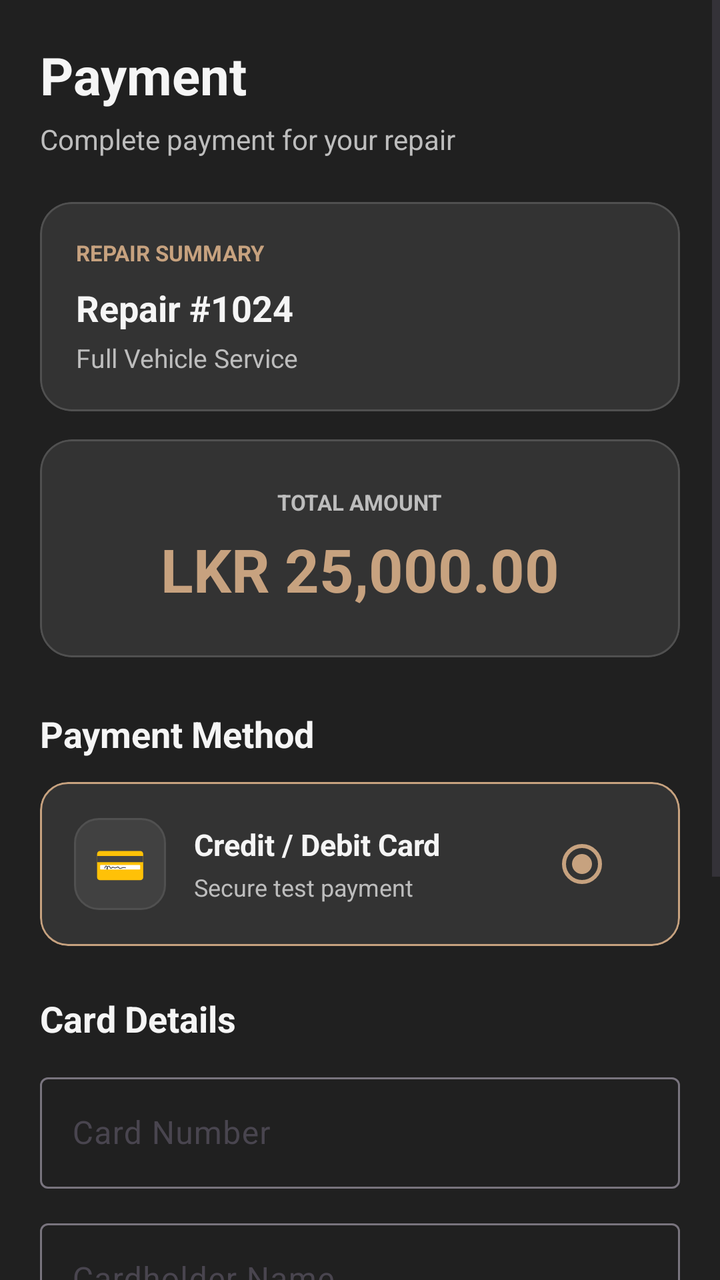
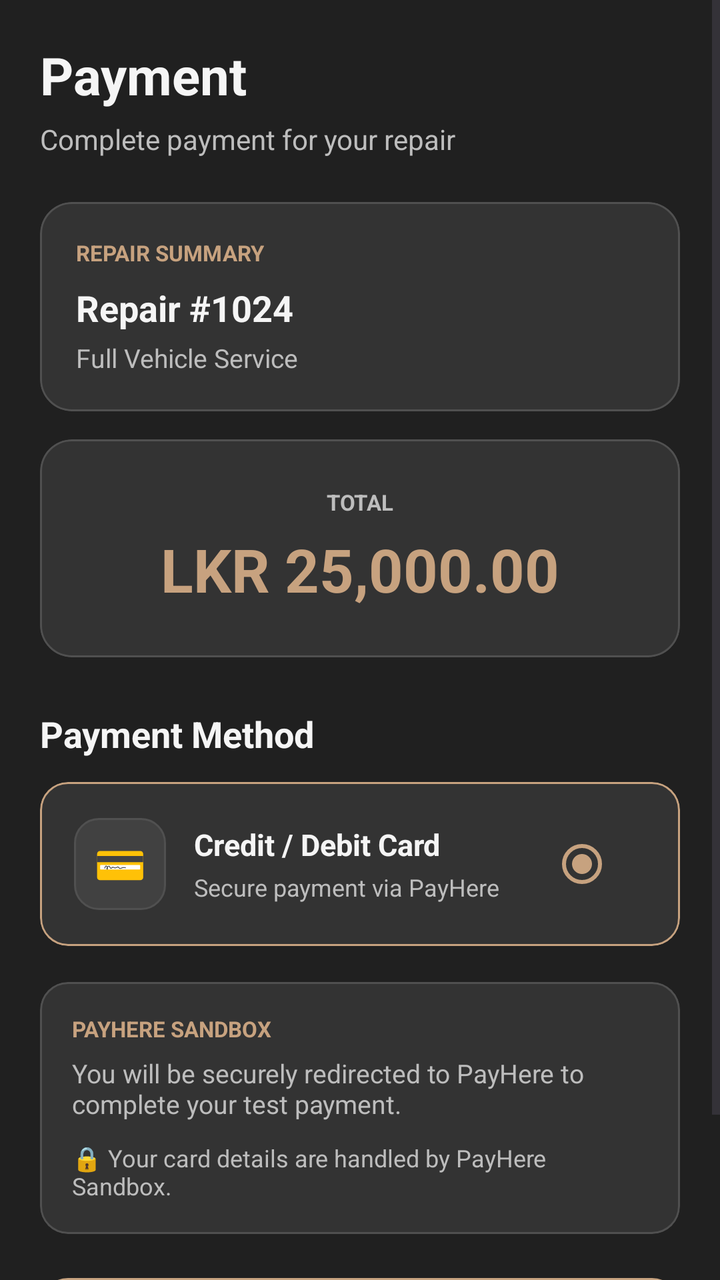

An Android layout rendered at two revisions. The XML below is the earlier revision; the diff shows what the commit changed to produce the second picture.
<!-- AndroidManifest.xml: application theme Theme.TechFix -->
<!-- res/layout/activity_payment.xml -->
<?xml version="1.0" encoding="utf-8"?>
<ScrollView xmlns:android="http://schemas.android.com/apk/res/android"
    xmlns:app="http://schemas.android.com/apk/res-auto"
    android:layout_width="match_parent"
    android:layout_height="match_parent"
    android:background="@color/techfix_background"
    android:fillViewport="true">

    <LinearLayout
        android:layout_width="match_parent"
        android:layout_height="wrap_content"
        android:orientation="vertical"
        android:padding="20dp">

        

        <TextView
            android:layout_width="wrap_content"
            android:layout_height="wrap_content"
            android:text="Payment"
            android:textColor="@color/techfix_white"
            android:textSize="26sp"
            android:textStyle="bold" />

        <TextView
            android:layout_width="wrap_content"
            android:layout_height="wrap_content"
            android:layout_marginTop="5dp"
            android:text="Complete payment for your repair"
            android:textColor="@color/techfix_text_secondary"
            android:textSize="14sp" />

        

        <com.google.android.material.card.MaterialCardView
            android:layout_width="match_parent"
            android:layout_height="wrap_content"
            android:layout_marginTop="22dp"
            app:cardBackgroundColor="@color/techfix_surface"
            app:cardCornerRadius="16dp"
            app:strokeColor="@color/techfix_border"
            app:strokeWidth="1dp">

            <LinearLayout
                android:layout_width="match_parent"
                android:layout_height="wrap_content"
                android:orientation="vertical"
                android:padding="18dp">

                <TextView
                    android:layout_width="wrap_content"
                    android:layout_height="wrap_content"
                    android:text="REPAIR SUMMARY"
                    android:textColor="@color/techfix_gold"
                    android:textSize="11sp"
                    android:textStyle="bold" />

                <TextView
                    android:id="@+id/tvPaymentRepairId"
                    android:layout_width="wrap_content"
                    android:layout_height="wrap_content"
                    android:layout_marginTop="8dp"
                    android:text="Repair #1024"
                    android:textColor="@color/techfix_white"
                    android:textSize="18sp"
                    android:textStyle="bold" />

                <TextView
                    android:id="@+id/tvPaymentService"
                    android:layout_width="wrap_content"
                    android:layout_height="wrap_content"
                    android:layout_marginTop="4dp"
                    android:text="Full Vehicle Service"
                    android:textColor="@color/techfix_text_secondary"
                    android:textSize="13sp" />

            </LinearLayout>

        </com.google.android.material.card.MaterialCardView>

        

        <com.google.android.material.card.MaterialCardView
            android:layout_width="match_parent"
            android:layout_height="wrap_content"
            android:layout_marginTop="14dp"
            app:cardBackgroundColor="@color/techfix_surface"
            app:cardCornerRadius="16dp"
            app:strokeColor="@color/techfix_border"
            app:strokeWidth="1dp">

            <LinearLayout
                android:layout_width="match_parent"
                android:layout_height="wrap_content"
                android:gravity="center"
                android:orientation="vertical"
                android:padding="24dp">

                <TextView
                    android:layout_width="wrap_content"
                    android:layout_height="wrap_content"
                    android:text="TOTAL AMOUNT"
                    android:textColor="@color/techfix_text_secondary"
                    android:textSize="11sp"
                    android:textStyle="bold" />

                <TextView
                    android:id="@+id/tvPaymentTotal"
                    android:layout_width="wrap_content"
                    android:layout_height="wrap_content"
                    android:layout_marginTop="6dp"
                    android:text="LKR 25,000.00"
                    android:textColor="@color/techfix_gold"
                    android:textSize="30sp"
                    android:textStyle="bold" />

            </LinearLayout>

        </com.google.android.material.card.MaterialCardView>

        

        <TextView
            android:layout_width="wrap_content"
            android:layout_height="wrap_content"
            android:layout_marginTop="26dp"
            android:text="Payment Method"
            android:textColor="@color/techfix_white"
            android:textSize="18sp"
            android:textStyle="bold" />

        

        <com.google.android.material.card.MaterialCardView
            android:id="@+id/cardPaymentMethod"
            android:layout_width="match_parent"
            android:layout_height="wrap_content"
            android:layout_marginTop="12dp"
            app:cardBackgroundColor="@color/techfix_surface"
            app:cardCornerRadius="14dp"
            app:strokeColor="@color/techfix_gold"
            app:strokeWidth="1dp">

            <LinearLayout
                android:layout_width="match_parent"
                android:layout_height="wrap_content"
                android:gravity="center_vertical"
                android:orientation="horizontal"
                android:padding="17dp">

                <TextView
                    android:layout_width="46dp"
                    android:layout_height="46dp"
                    android:background="@drawable/bg_techfix_input"
                    android:gravity="center"
                    android:text="💳"
                    android:textSize="21sp" />

                <LinearLayout
                    android:layout_width="0dp"
                    android:layout_height="wrap_content"
                    android:layout_weight="1"
                    android:layout_marginStart="14dp"
                    android:orientation="vertical">

                    <TextView
                        android:layout_width="wrap_content"
                        android:layout_height="wrap_content"
                        android:text="Credit / Debit Card"
                        android:textColor="@color/techfix_white"
                        android:textSize="15sp"
                        android:textStyle="bold" />

                    <TextView
                        android:layout_width="wrap_content"
                        android:layout_height="wrap_content"
                        android:layout_marginTop="3dp"
                        android:text="Secure test payment"
                        android:textColor="@color/techfix_text_secondary"
                        android:textSize="12sp" />

                </LinearLayout>

                <RadioButton
                    android:id="@+id/radioCard"
                    android:layout_width="wrap_content"
                    android:layout_height="wrap_content"
                    android:checked="true"
                    android:buttonTint="@color/techfix_gold" />

            </LinearLayout>

        </com.google.android.material.card.MaterialCardView>

        

        <TextView
            android:layout_width="wrap_content"
            android:layout_height="wrap_content"
            android:layout_marginTop="24dp"
            android:text="Card Details"
            android:textColor="@color/techfix_white"
            android:textSize="18sp"
            android:textStyle="bold" />

        <com.google.android.material.textfield.TextInputLayout
            android:id="@+id/cardNumberLayout"
            android:layout_width="match_parent"
            android:layout_height="wrap_content"
            android:layout_marginTop="12dp"
            android:hint="Card Number">

            <com.google.android.material.textfield.TextInputEditText
                android:id="@+id/etCardNumber"
                android:layout_width="match_parent"
                android:layout_height="wrap_content"
                android:inputType="number"
                android:maxLength="16"
                android:textColor="@color/techfix_white"
                android:textColorHint="@color/techfix_text_secondary" />

        </com.google.android.material.textfield.TextInputLayout>

        <com.google.android.material.textfield.TextInputLayout
            android:id="@+id/cardNameLayout"
            android:layout_width="match_parent"
            android:layout_height="wrap_content"
            android:layout_marginTop="12dp"
            android:hint="Cardholder Name">

            <com.google.android.material.textfield.TextInputEditText
                android:id="@+id/etCardName"
                android:layout_width="match_parent"
                android:layout_height="wrap_content"
                android:inputType="textCapWords"
                android:textColor="@color/techfix_white"
                android:textColorHint="@color/techfix_text_secondary" />

        </com.google.android.material.textfield.TextInputLayout>

        

        <LinearLayout
            android:layout_width="match_parent"
            android:layout_height="wrap_content"
            android:layout_marginTop="12dp"
            android:orientation="horizontal">

            <com.google.android.material.textfield.TextInputLayout
                android:id="@+id/cardExpiryLayout"
                android:layout_width="0dp"
                android:layout_height="wrap_content"
                android:layout_weight="1"
                android:layout_marginEnd="6dp"
                android:hint="Expiry MM/YY">

                <com.google.android.material.textfield.TextInputEditText
                    android:id="@+id/etCardExpiry"
                    android:layout_width="match_parent"
                    android:layout_height="wrap_content"
                    android:inputType="text"
                    android:maxLength="5"
                    android:textColor="@color/techfix_white"
                    android:textColorHint="@color/techfix_text_secondary" />

            </com.google.android.material.textfield.TextInputLayout>

            <com.google.android.material.textfield.TextInputLayout
                android:id="@+id/cardCvvLayout"
                android:layout_width="0dp"
                android:layout_height="wrap_content"
                android:layout_weight="1"
                android:layout_marginStart="6dp"
                android:hint="CVV">

                <com.google.android.material.textfield.TextInputEditText
                    android:id="@+id/etCardCvv"
                    android:layout_width="match_parent"
                    android:layout_height="wrap_content"
                    android:inputType="numberPassword"
                    android:maxLength="3"
                    android:textColor="@color/techfix_white"
                    android:textColorHint="@color/techfix_text_secondary" />

            </com.google.android.material.textfield.TextInputLayout>

        </LinearLayout>

        

        <TextView
            android:layout_width="match_parent"
            android:layout_height="wrap_content"
            android:layout_marginTop="18dp"
            android:background="@drawable/bg_techfix_input"
            android:padding="14dp"
            android:text="🔒  Your payment is processed securely. This is a test/sandbox payment."
            android:textColor="@color/techfix_text_secondary"
            android:textSize="12sp" />

        

        <com.google.android.material.button.MaterialButton
            android:id="@+id/btnPayNow"
            android:layout_width="match_parent"
            android:layout_height="56dp"
            android:layout_marginTop="22dp"
            android:layout_marginBottom="20dp"
            android:background="@drawable/bg_techfix_button"
            android:text="PAY LKR 25,000.00"
            android:textColor="@color/techfix_background"
            android:textSize="15sp"
            android:textStyle="bold" />

    </LinearLayout>

</ScrollView>
<!-- resources referenced by this layout -->
<resources>
  <color name="techfix_background">#202020</color>
  <color name="techfix_border">#505050</color>
  <color name="techfix_gold">#C7A27F</color>
  <color name="techfix_surface">#333333</color>
  <color name="techfix_text_secondary">#BDBDBD</color>
  <color name="techfix_white">#F5F5F5</color>
  <!-- drawable bg_techfix_button (drawable) -->
  <?xml version="1.0" encoding="utf-8"?>
  <shape xmlns:android="http://schemas.android.com/apk/res/android"
      android:shape="rectangle">
  
      <solid android:color="@color/techfix_gold" />
  
      <corners android:radius="14dp" />
  
  </shape>
  <!-- drawable bg_techfix_input (drawable) -->
  <?xml version="1.0" encoding="utf-8"?>
  <shape xmlns:android="http://schemas.android.com/apk/res/android"
      android:shape="rectangle">
  
      <solid android:color="@color/techfix_surface_light" />
  
      <corners android:radius="12dp" />
  
      <stroke
          android:width="1dp"
          android:color="@color/techfix_border" />
  
  </shape>
  <style name="Theme.TechFix" parent="Base.Theme.TechFix" />
  <color name="techfix_surface_light">#414141</color>
  <style name="Base.Theme.TechFix" parent="Theme.Material3.DayNight.NoActionBar">
  
          <item name="android:fontFamily">sans-serif</item>
  
          <item name="android:windowBackground">@color/techfix_background</item>
  
          <item name="colorPrimary">@color/techfix_gold</item>
          <item name="colorOnPrimary">@color/techfix_background</item>
  
          <item name="colorSecondary">@color/techfix_gold_light</item>
          <item name="colorOnSecondary">@color/techfix_background</item>
  
          <item name="android:colorAccent">@color/techfix_gold</item>
  
          <item name="android:navigationBarColor">@color/techfix_background</item>
          <item name="android:statusBarColor">@color/techfix_background</item>
  
          <item name="android:windowLightStatusBar">false</item>
  
      </style>
  <color name="techfix_gold_light">#D4B493</color>
</resources>

<!-- the commit's change to res/layout/activity_payment.xml (unified diff, before → after) -->
@@ -99,7 +99,7 @@
                 <TextView
                     android:layout_width="wrap_content"
                     android:layout_height="wrap_content"
-                    android:text="TOTAL AMOUNT"
+                    android:text="TOTAL"
                     android:textColor="@color/techfix_text_secondary"
                     android:textSize="11sp"
                     android:textStyle="bold" />
@@ -129,8 +129,6 @@
             android:textSize="18sp"
             android:textStyle="bold" />
 
-        
-
         <com.google.android.material.card.MaterialCardView
             android:id="@+id/cardPaymentMethod"
             android:layout_width="match_parent"
@@ -147,6 +145,8 @@
                 android:gravity="center_vertical"
                 android:orientation="horizontal"
                 android:padding="17dp">
+
+                
 
                 <TextView
                     android:layout_width="46dp"
@@ -155,6 +155,8 @@
                     android:gravity="center"
                     android:text="💳"
                     android:textSize="21sp" />
+
+                
 
                 <LinearLayout
                     android:layout_width="0dp"
@@ -175,12 +177,14 @@
                         android:layout_width="wrap_content"
                         android:layout_height="wrap_content"
                         android:layout_marginTop="3dp"
-                        android:text="Secure test payment"
+                        android:text="Secure payment via PayHere"
                         android:textColor="@color/techfix_text_secondary"
                         android:textSize="12sp" />
 
                 </LinearLayout>
 
+                
+
                 <RadioButton
                     android:id="@+id/radioCard"
                     android:layout_width="wrap_content"
@@ -194,109 +198,48 @@
 
         
 
-        <TextView
-            android:layout_width="wrap_content"
-            android:layout_height="wrap_content"
-            android:layout_marginTop="24dp"
-            android:text="Card Details"
-            android:textColor="@color/techfix_white"
-            android:textSize="18sp"
-            android:textStyle="bold" />
-
-        <com.google.android.material.textfield.TextInputLayout
-            android:id="@+id/cardNumberLayout"
-            android:layout_width="match_parent"
-            android:layout_height="wrap_content"
-            android:layout_marginTop="12dp"
-            android:hint="Card Number">
-
-            <com.google.android.material.textfield.TextInputEditText
-                android:id="@+id/etCardNumber"
-                android:layout_width="match_parent"
-                android:layout_height="wrap_content"
-                android:inputType="number"
-                android:maxLength="16"
-                android:textColor="@color/techfix_white"
-                android:textColorHint="@color/techfix_text_secondary" />
-
-        </com.google.android.material.textfield.TextInputLayout>
-
-        <com.google.android.material.textfield.TextInputLayout
-            android:id="@+id/cardNameLayout"
-            android:layout_width="match_parent"
-            android:layout_height="wrap_content"
-            android:layout_marginTop="12dp"
-            android:hint="Cardholder Name">
-
-            <com.google.android.material.textfield.TextInputEditText
-                android:id="@+id/etCardName"
-                android:layout_width="match_parent"
-                android:layout_height="wrap_content"
-                android:inputType="textCapWords"
-                android:textColor="@color/techfix_white"
-                android:textColorHint="@color/techfix_text_secondary" />
-
-        </com.google.android.material.textfield.TextInputLayout>
-
-        
-
-        <LinearLayout
-            android:layout_width="match_parent"
-            android:layout_height="wrap_content"
-            android:layout_marginTop="12dp"
-            android:orientation="horizontal">
-
-            <com.google.android.material.textfield.TextInputLayout
-                android:id="@+id/cardExpiryLayout"
-                android:layout_width="0dp"
-                android:layout_height="wrap_content"
-                android:layout_weight="1"
-                android:layout_marginEnd="6dp"
-                android:hint="Expiry MM/YY">
-
-                <com.google.android.material.textfield.TextInputEditText
-                    android:id="@+id/etCardExpiry"
+        <com.google.android.material.card.MaterialCardView
+            android:layout_width="match_parent"
+            android:layout_height="wrap_content"
+            android:layout_marginTop="18dp"
+            app:cardBackgroundColor="@color/techfix_surface"
+            app:cardCornerRadius="14dp"
+            app:strokeColor="@color/techfix_border"
+            app:strokeWidth="1dp">
+
+            <LinearLayout
+                android:layout_width="match_parent"
+                android:layout_height="wrap_content"
+                android:orientation="vertical"
+                android:padding="16dp">
+
+                <TextView
+                    android:layout_width="wrap_content"
+                    android:layout_height="wrap_content"
+                    android:text="PAYHERE SANDBOX"
+                    android:textColor="@color/techfix_gold"
+                    android:textSize="11sp"
+                    android:textStyle="bold" />
+
+                <TextView
                     android:layout_width="match_parent"
                     android:layout_height="wrap_content"
-                    android:inputType="text"
-                    android:maxLength="5"
-                    android:textColor="@color/techfix_white"
-                    android:textColorHint="@color/techfix_text_secondary" />
-
-            </com.google.android.material.textfield.TextInputLayout>
-
-            <com.google.android.material.textfield.TextInputLayout
-                android:id="@+id/cardCvvLayout"
-                android:layout_width="0dp"
-                android:layout_height="wrap_content"
-                android:layout_weight="1"
-                android:layout_marginStart="6dp"
-                android:hint="CVV">
-
-                <com.google.android.material.textfield.TextInputEditText
-                    android:id="@+id/etCardCvv"
+                    android:layout_marginTop="6dp"
+                    android:text="You will be securely redirected to PayHere to complete your test payment."
+                    android:textColor="@color/techfix_text_secondary"
+                    android:textSize="13sp" />
+
+                <TextView
                     android:layout_width="match_parent"
                     android:layout_height="wrap_content"
-                    android:inputType="numberPassword"
-                    android:maxLength="3"
-                    android:textColor="@color/techfix_white"
-                    android:textColorHint="@color/techfix_text_secondary" />
-
-            </com.google.android.material.textfield.TextInputLayout>
-
-        </LinearLayout>
-
-        
-
-        <TextView
-            android:layout_width="match_parent"
-            android:layout_height="wrap_content"
-            android:layout_marginTop="18dp"
-            android:background="@drawable/bg_techfix_input"
-            android:padding="14dp"
-            android:text="🔒  Your payment is processed securely. This is a test/sandbox payment."
-            android:textColor="@color/techfix_text_secondary"
-            android:textSize="12sp" />
+                    android:layout_marginTop="10dp"
+                    android:text="🔒 Your card details are handled by PayHere Sandbox."
+                    android:textColor="@color/techfix_text_secondary"
+                    android:textSize="12sp" />
+
+            </LinearLayout>
+
+        </com.google.android.material.card.MaterialCardView>
 
         
 
